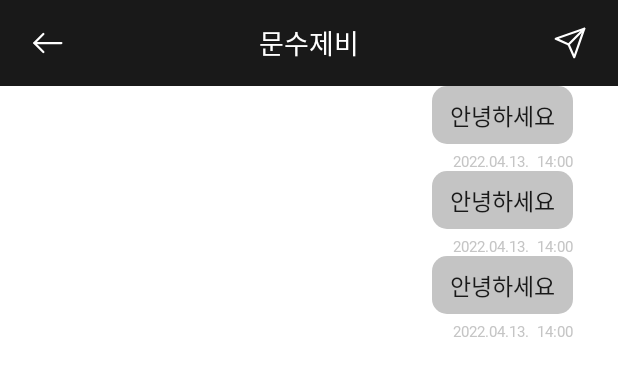
After one commit to TEAM-PLAYTOGETHER/PlayTogether_Android, an Android app: the layout fragment_in_chatting.xml on its own in the app's theme, with its tools: preview values and no code run, on a phone screen of 412 x 824 dp. The commit adds this screen. Shown: the top 376 px of the screen. Run offline under Robolectric (Android 15) with nearby library versions, the phone set to English and light mode, and no system bars.

Commit message:
[FEAT] #35- 채팅창 레이아웃 완성

```diff
--- /dev/null
+++ b/app/src/main/res/drawable/ic_icn_message.xml
@@ -0,0 +1,14 @@
+<vector xmlns:android="http://schemas.android.com/apk/res/android"
+    android:width="24dp"
+    android:height="24dp"
+    android:viewportWidth="24"
+    android:viewportHeight="24">
+  <path
+      android:pathData="M22.03,1.97a0.75,0.75 0,0 1,0.178 0.778l-6.65,19a0.75,0.75 0,0 1,-1.393 0.057l-3.683,-8.287 -8.287,-3.683a0.75,0.75 0,0 1,0.057 -1.393l19,-6.65a0.75,0.75 0,0 1,0.778 0.178zM4.533,9.233l6.822,3.032a0.75,0.75 0,0 1,0.38 0.38l3.032,6.822 5.51,-15.744 -15.744,5.51z"
+      android:fillColor="#fff"
+      android:fillType="evenOdd"/>
+  <path
+      android:pathData="M22.031,1.97a0.75,0.75 0,0 1,0 1.06l-10.45,10.45a0.75,0.75 0,1 1,-1.06 -1.06L20.97,1.97a0.75,0.75 0,0 1,1.06 0z"
+      android:fillColor="#fff"
+      android:fillType="evenOdd"/>
+</vector>
--- /dev/null
+++ b/app/src/main/res/drawable/rectangle_radius_10.xml
@@ -0,0 +1,6 @@
+<?xml version="1.0" encoding="utf-8"?>
+<shape xmlns:android="http://schemas.android.com/apk/res/android"
+    android:shape="rectangle">
+    <corners android:radius="10dp"/>
+
+</shape>
--- /dev/null
+++ b/app/src/main/res/layout/fragment_in_chatting.xml
@@ -0,0 +1,76 @@
+<?xml version="1.0" encoding="utf-8"?>
+<layout xmlns:android="http://schemas.android.com/apk/res/android"
+    xmlns:app="http://schemas.android.com/apk/res-auto"
+    xmlns:tools="http://schemas.android.com/tools">
+
+    <data>
+
+    </data>
+
+    <androidx.constraintlayout.widget.ConstraintLayout
+        android:layout_width="match_parent"
+        android:layout_height="match_parent"
+        tools:context=".presentation.ui.message.InChattingFragment">
+
+        <androidx.constraintlayout.widget.ConstraintLayout
+            android:id="@+id/cl_in_chatting_top"
+            android:layout_width="match_parent"
+            android:layout_height="wrap_content"
+            android:background="@color/gray_black"
+            app:layout_constraintTop_toTopOf="parent">
+
+            <TextView
+                android:id="@+id/tv_in_chatting_name"
+                android:layout_width="wrap_content"
+                android:layout_height="wrap_content"
+                android:layout_marginTop="15dp"
+                android:layout_marginBottom="15dp"
+                android:fontFamily="@font/pretendard_bold"
+                android:includeFontPadding="false"
+                android:textColor="@color/white"
+                android:textSize="18dp"
+                app:layout_constraintBottom_toBottomOf="parent"
+                app:layout_constraintEnd_toEndOf="parent"
+                app:layout_constraintStart_toStartOf="parent"
+                app:layout_constraintTop_toTopOf="parent"
+                tools:text="문수제비" />
+
+            <ImageView
+                android:id="@+id/iv_in_chatting_back"
+                android:layout_width="wrap_content"
+                android:layout_height="wrap_content"
+                android:layout_marginVertical="4dp"
+                android:layout_marginStart="10dp"
+                android:padding="10dp"
+                android:src="@drawable/ic_icn_back"
+                app:layout_constraintBottom_toBottomOf="parent"
+                app:layout_constraintStart_toStartOf="parent"
+                app:layout_constraintTop_toTopOf="parent" />
+
+            <ImageView
+                android:id="@+id/iv_in_chatting_send"
+                android:layout_width="wrap_content"
+                android:layout_height="wrap_content"
+                android:layout_marginVertical="4dp"
+                android:layout_marginEnd="10dp"
+                android:padding="10dp"
+                android:src="@drawable/ic_icn_message"
+                app:layout_constraintBottom_toBottomOf="parent"
+                app:layout_constraintEnd_toEndOf="parent"
+                app:layout_constraintTop_toTopOf="parent" />
+        </androidx.constraintlayout.widget.ConstraintLayout>
+
+        <androidx.recyclerview.widget.RecyclerView
+            android:id="@+id/rv_in_chatting_chatting"
+            android:layout_width="0dp"
+            android:layout_height="0dp"
+            android:layout_marginStart="20dp"
+            android:layout_marginEnd="20dp"
+            app:layout_constraintBottom_toBottomOf="parent"
+            app:layout_constraintEnd_toEndOf="parent"
+            app:layout_constraintStart_toStartOf="parent"
+            app:layout_constraintTop_toBottomOf="@+id/cl_in_chatting_top"
+            tools:listitem="@layout/item_my_chat"/>
+
+    </androidx.constraintlayout.widget.ConstraintLayout>
+</layout>
--- a/app/src/main/res/layout/item_message_room.xml
+++ b/app/src/main/res/layout/item_message_room.xml
@@ -13,7 +13,7 @@
         android:layout_marginBottom="16dp"
         app:layout_constraintBottom_toBottomOf="parent"
         app:layout_constraintDimensionRatio="1:1"
-        app:layout_constraintStart_toStartOf="parent"
+        app:layout_czonstraintStart_toStartOf="parent"
         app:layout_constraintTop_toTopOf="parent"
         app:layout_constraintWidth_percent="0.111"
         app:srcCompat="@drawable/ic_img_profile" />
@@ -32,7 +32,7 @@
         app:layout_constraintBottom_toTopOf="@+id/tv_message_room_content"
         app:layout_constraintStart_toEndOf="@+id/iv_message_room_profile"
         app:layout_constraintTop_toTopOf="parent"
-        tools:text="궈뇽민" />
+        tools:text="@tools:sample/full_names" />
 
     <TextView
         android:id="@+id/tv_message_room_content"
@@ -48,7 +48,7 @@
         app:layout_constraintEnd_toEndOf="parent"
         app:layout_constraintStart_toStartOf="@+id/tv_message_room_name"
         app:layout_constraintTop_toBottomOf="@+id/tv_message_room_name"
-        tools:text="네 가능합니다." />
+        tools:text="@tools:sample/lorem" />
 
     <TextView
         android:id="@+id/tv_message_room_time"
--- /dev/null
+++ b/app/src/main/res/layout/item_my_chat.xml
@@ -0,0 +1,54 @@
+<?xml version="1.0" encoding="utf-8"?>
+<androidx.constraintlayout.widget.ConstraintLayout xmlns:android="http://schemas.android.com/apk/res/android"
+    xmlns:app="http://schemas.android.com/apk/res-auto"
+    xmlns:tools="http://schemas.android.com/tools"
+    android:layout_width="match_parent"
+    android:layout_height="wrap_content">
+
+    <TextView
+        android:id="@+id/tv_mychat_content"
+        android:layout_width="wrap_content"
+        android:layout_height="wrap_content"
+        android:layout_marginEnd="10dp"
+        android:background="@drawable/rectangle_radius_10"
+        android:backgroundTint="@color/gray_gray05"
+        android:fontFamily="@font/pretendard_medium"
+        android:includeFontPadding="false"
+        android:paddingHorizontal="12dp"
+        android:paddingVertical="8dp"
+        android:scrollbarSize="14sp"
+        android:textColor="@color/gray_black"
+        android:textSize="15sp"
+        app:layout_constraintEnd_toEndOf="parent"
+        app:layout_constraintTop_toTopOf="parent"
+        tools:text="안녕하세요" />
+
+    <TextView
+        android:id="@+id/tv_mychat_time"
+        android:layout_width="wrap_content"
+        android:layout_height="wrap_content"
+        android:fontFamily="@font/pretendard_regular"
+        android:includeFontPadding="false"
+        android:textSize="10sp"
+        android:textColor="@color/gray_gray02"
+        android:layout_marginTop="6dp"
+        app:layout_constraintBottom_toBottomOf="parent"
+        app:layout_constraintEnd_toEndOf="@+id/tv_mychat_content"
+        app:layout_constraintTop_toBottomOf="@+id/tv_mychat_content"
+        tools:text="14:00" />
+
+    <TextView
+        android:id="@+id/tv_mychat_date"
+        android:layout_width="wrap_content"
+        android:layout_height="wrap_content"
+        tools:text="2022.04.13."
+        android:fontFamily="@font/pretendard_regular"
+        android:includeFontPadding="false"
+        android:textSize="10sp"
+        android:textColor="@color/gray_gray02"
+        android:layout_marginEnd="5dp"
+        app:layout_constraintBottom_toBottomOf="parent"
+        app:layout_constraintEnd_toStartOf="@+id/tv_mychat_time" />
+
+
+</androidx.constraintlayout.widget.ConstraintLayout>
--- a/app/src/main/res/values/colors.xml
+++ b/app/src/main/res/values/colors.xml
@@ -20,6 +20,7 @@
     <color name="gray_black02">#333333</color>
     <color name="gray_999999">#999999</color>
     <color name="gray_adadad">#ADADAD</color>
+    <color name="gray_gray05">#c4c4c4</color>
 
 
 
--- a/build.gradle.kts
+++ b/build.gradle.kts
@@ -9,7 +9,7 @@ buildscript {
     }
     dependencies {
         classpath("com.android.tools.build:gradle:7.1.2")
-        classpath("org.jetbrains.kotlin:kotlin-gradle-plugin:1.6.20")
+        classpath("org.jetbrains.kotlin:kotlin-gradle-plugin:1.6.21")
         classpath("com.google.gms:google-services:4.3.10")
         classpath("com.google.firebase:firebase-crashlytics-gradle:2.8.1")
     }
```
Also changed, not shown: app/src/main/java/com/playtogether_android/app/presentation/ui/message/InChattingFragment.kt (added, +17 -0 lines), app/src/main/res/layout/item_other_chat.xml (added, +62 -0 lines).
